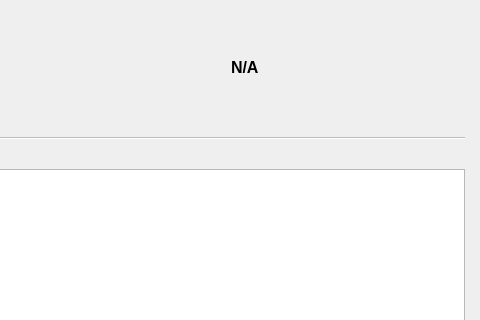
Above: lib/view/mainwindow.ui from RdeWilde/JoyStream before the change; both pictures show x 468 to 948 and y 0 to 320 of the 948 by 513 pixel window. Below: the same form after it.
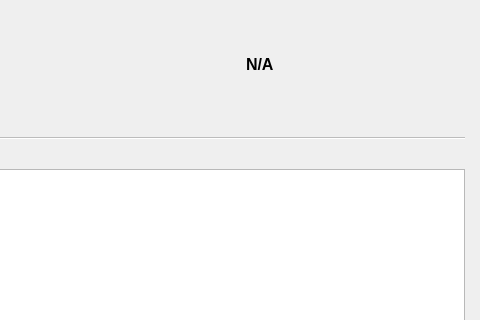
That is the form after the change. Icons and pictures are not drawn.

```diff
--- a/lib/view/mainwindow.ui
+++ b/lib/view/mainwindow.ui
@@ -164,7 +164,7 @@
     <property name="geometry">
      <rect>
       <x>870</x>
-      <y>42</y>
+      <y>38</y>
       <width>51</width>
       <height>53</height>
      </rect>
@@ -179,10 +179,10 @@
    <widget class="QLabel" name="balanceLabel">
     <property name="geometry">
      <rect>
-      <x>699</x>
-      <y>56</y>
-      <width>89</width>
-      <height>23</height>
+      <x>714</x>
+      <y>46</y>
+      <width>153</width>
+      <height>37</height>
      </rect>
     </property>
     <property name="font">
```
